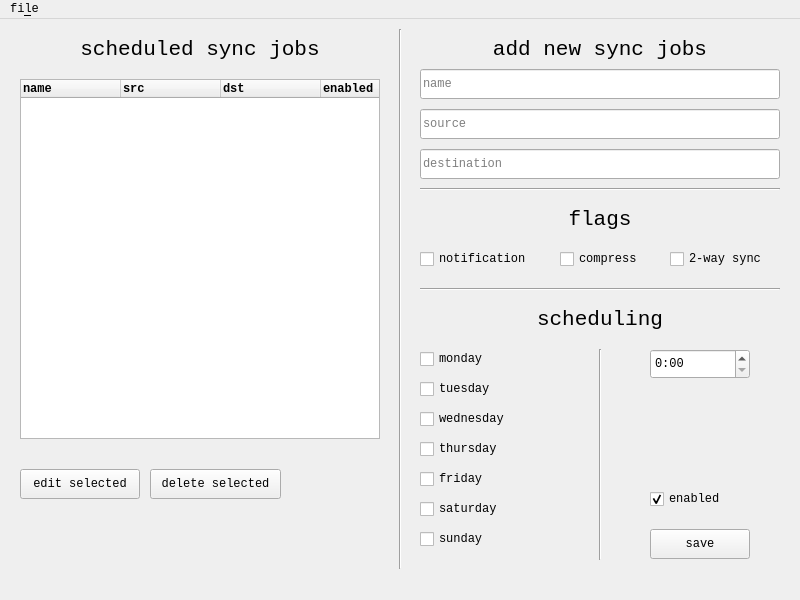
Before: the Qt Designer form src/ui/main.ui in goteVagyok/pyserversync, drawn with Qt 5.
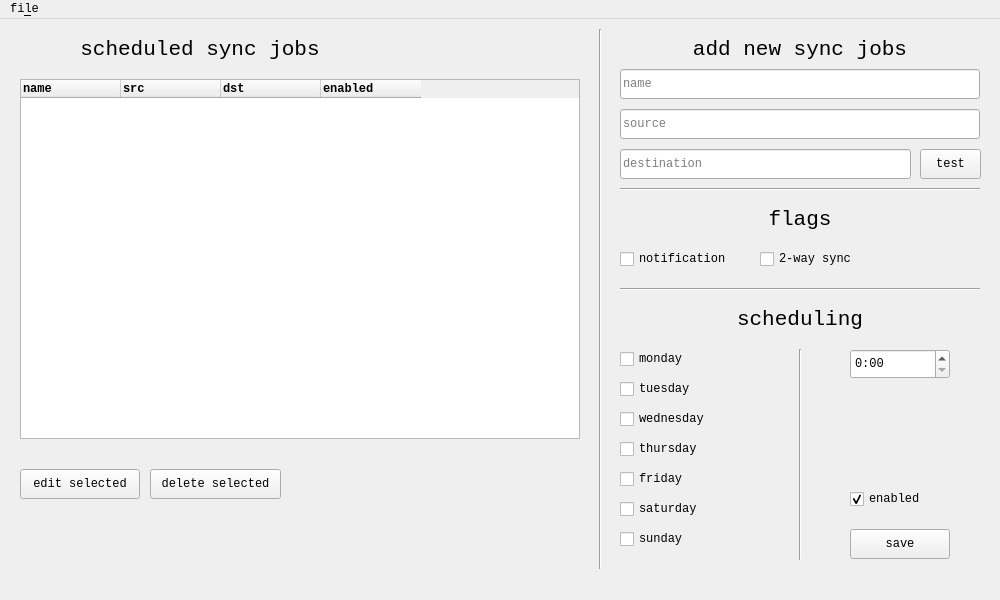
After: the same form once the commit is applied.

Commit message: dir init and gui shenanigans

Diff of the .ui file:
```diff
--- a/src/ui/main.ui
+++ b/src/ui/main.ui
@@ -6,7 +6,7 @@
    <rect>
     <x>0</x>
     <y>0</y>
-    <width>800</width>
+    <width>1000</width>
     <height>600</height>
    </rect>
   </property>
@@ -18,13 +18,13 @@
   </property>
   <property name="minimumSize">
    <size>
-    <width>800</width>
+    <width>1000</width>
     <height>600</height>
    </size>
   </property>
   <property name="maximumSize">
    <size>
-    <width>800</width>
+    <width>1000</width>
     <height>600</height>
    </size>
   </property>
@@ -40,7 +40,7 @@
    <widget class="Line" name="line">
     <property name="geometry">
      <rect>
-      <x>390</x>
+      <x>590</x>
       <y>10</y>
       <width>20</width>
       <height>540</height>
@@ -75,7 +75,7 @@
    <widget class="QLabel" name="label_2">
     <property name="geometry">
      <rect>
-      <x>400</x>
+      <x>600</x>
       <y>0</y>
       <width>400</width>
       <height>60</height>
@@ -99,7 +99,7 @@
      <rect>
       <x>20</x>
       <y>60</y>
-      <width>360</width>
+      <width>560</width>
       <height>360</height>
      </rect>
     </property>
@@ -111,24 +111,27 @@
     </property>
     <property name="minimumSize">
      <size>
-      <width>360</width>
+      <width>560</width>
       <height>360</height>
      </size>
     </property>
     <property name="maximumSize">
      <size>
-      <width>360</width>
+      <width>560</width>
       <height>360</height>
      </size>
     </property>
+    <property name="frameShape">
+     <enum>QFrame::Shape::StyledPanel</enum>
+    </property>
     <property name="verticalScrollBarPolicy">
      <enum>Qt::ScrollBarPolicy::ScrollBarAsNeeded</enum>
     </property>
     <property name="horizontalScrollBarPolicy">
-     <enum>Qt::ScrollBarPolicy::ScrollBarAlwaysOff</enum>
+     <enum>Qt::ScrollBarPolicy::ScrollBarAsNeeded</enum>
     </property>
     <property name="sizeAdjustPolicy">
-     <enum>QAbstractScrollArea::SizeAdjustPolicy::AdjustIgnored</enum>
+     <enum>QAbstractScrollArea::SizeAdjustPolicy::AdjustToContents</enum>
     </property>
     <column>
      <property name="text">
@@ -193,7 +196,7 @@
    <widget class="QLineEdit" name="sync_src_lineedit">
     <property name="geometry">
      <rect>
-      <x>420</x>
+      <x>620</x>
       <y>90</y>
       <width>360</width>
       <height>30</height>
@@ -220,9 +223,9 @@
    <widget class="QLineEdit" name="sync_dst_lineedit">
     <property name="geometry">
      <rect>
-      <x>420</x>
+      <x>620</x>
       <y>130</y>
-      <width>360</width>
+      <width>291</width>
       <height>30</height>
      </rect>
     </property>
@@ -247,7 +250,7 @@
    <widget class="Line" name="line_2">
     <property name="geometry">
      <rect>
-      <x>420</x>
+      <x>620</x>
       <y>160</y>
       <width>360</width>
       <height>20</height>
@@ -260,7 +263,7 @@
    <widget class="QCheckBox" name="notification_cb">
     <property name="geometry">
      <rect>
-      <x>420</x>
+      <x>620</x>
       <y>230</y>
       <width>120</width>
       <height>20</height>
@@ -273,7 +276,7 @@
    <widget class="QCheckBox" name="mon_cb">
     <property name="geometry">
      <rect>
-      <x>420</x>
+      <x>620</x>
       <y>330</y>
       <width>110</width>
       <height>20</height>
@@ -286,7 +289,7 @@
    <widget class="QCheckBox" name="twoway_cb">
     <property name="geometry">
      <rect>
-      <x>670</x>
+      <x>760</x>
       <y>230</y>
       <width>110</width>
       <height>20</height>
@@ -299,7 +302,7 @@
    <widget class="QCheckBox" name="tue_cb">
     <property name="geometry">
      <rect>
-      <x>420</x>
+      <x>620</x>
       <y>360</y>
       <width>110</width>
       <height>20</height>
@@ -309,23 +312,10 @@
      <string>tuesday</string>
     </property>
    </widget>
-   <widget class="QCheckBox" name="compression_cb">
-    <property name="geometry">
-     <rect>
-      <x>560</x>
-      <y>230</y>
-      <width>110</width>
-      <height>20</height>
-     </rect>
-    </property>
-    <property name="text">
-     <string>compress</string>
-    </property>
-   </widget>
    <widget class="Line" name="line_3">
     <property name="geometry">
      <rect>
-      <x>420</x>
+      <x>620</x>
       <y>260</y>
       <width>360</width>
       <height>20</height>
@@ -338,7 +328,7 @@
    <widget class="QLabel" name="label_3">
     <property name="geometry">
      <rect>
-      <x>400</x>
+      <x>600</x>
       <y>170</y>
       <width>400</width>
       <height>60</height>
@@ -360,7 +350,7 @@
    <widget class="QLabel" name="label_4">
     <property name="geometry">
      <rect>
-      <x>400</x>
+      <x>600</x>
       <y>270</y>
       <width>400</width>
       <height>60</height>
@@ -382,7 +372,7 @@
    <widget class="QCheckBox" name="wed_cb">
     <property name="geometry">
      <rect>
-      <x>420</x>
+      <x>620</x>
       <y>390</y>
       <width>110</width>
       <height>20</height>
@@ -395,7 +385,7 @@
    <widget class="QCheckBox" name="thu_cb">
     <property name="geometry">
      <rect>
-      <x>420</x>
+      <x>620</x>
       <y>420</y>
       <width>110</width>
       <height>20</height>
@@ -408,7 +398,7 @@
    <widget class="QCheckBox" name="fri_cb">
     <property name="geometry">
      <rect>
-      <x>420</x>
+      <x>620</x>
       <y>450</y>
       <width>110</width>
       <height>20</height>
@@ -421,7 +411,7 @@
    <widget class="QCheckBox" name="sat_cb">
     <property name="geometry">
      <rect>
-      <x>420</x>
+      <x>620</x>
       <y>480</y>
       <width>110</width>
       <height>20</height>
@@ -434,7 +424,7 @@
    <widget class="QCheckBox" name="sun_cb">
     <property name="geometry">
      <rect>
-      <x>420</x>
+      <x>620</x>
       <y>510</y>
       <width>110</width>
       <height>20</height>
@@ -447,7 +437,7 @@
    <widget class="Line" name="line_4">
     <property name="geometry">
      <rect>
-      <x>590</x>
+      <x>790</x>
       <y>330</y>
       <width>20</width>
       <height>211</height>
@@ -460,7 +450,7 @@
    <widget class="QTimeEdit" name="sync_timeedit">
     <property name="geometry">
      <rect>
-      <x>650</x>
+      <x>850</x>
       <y>330</y>
       <width>100</width>
       <height>30</height>
@@ -483,7 +473,7 @@
    <widget class="QPushButton" name="sync_add_btn">
     <property name="geometry">
      <rect>
-      <x>650</x>
+      <x>850</x>
       <y>510</y>
       <width>100</width>
       <height>30</height>
@@ -496,7 +486,7 @@
    <widget class="QLineEdit" name="sync_name_lineedit">
     <property name="geometry">
      <rect>
-      <x>420</x>
+      <x>620</x>
       <y>50</y>
       <width>360</width>
       <height>30</height>
@@ -549,7 +539,7 @@
    <widget class="QCheckBox" name="enabled_cb">
     <property name="geometry">
      <rect>
-      <x>650</x>
+      <x>850</x>
       <y>470</y>
       <width>110</width>
       <height>20</height>
@@ -562,13 +552,26 @@
      <bool>true</bool>
     </property>
    </widget>
+   <widget class="QPushButton" name="sync_test_btn">
+    <property name="geometry">
+     <rect>
+      <x>920</x>
+      <y>130</y>
+      <width>61</width>
+      <height>30</height>
+     </rect>
+    </property>
+    <property name="text">
+     <string>test</string>
+    </property>
+   </widget>
   </widget>
   <widget class="QMenuBar" name="menubar">
    <property name="geometry">
     <rect>
      <x>0</x>
      <y>0</y>
-     <width>800</width>
+     <width>1000</width>
      <height>28</height>
     </rect>
    </property>
```
Left out of the diff: 2 changed lines with no effect on the pictures. The commit also changes 5 other files.
